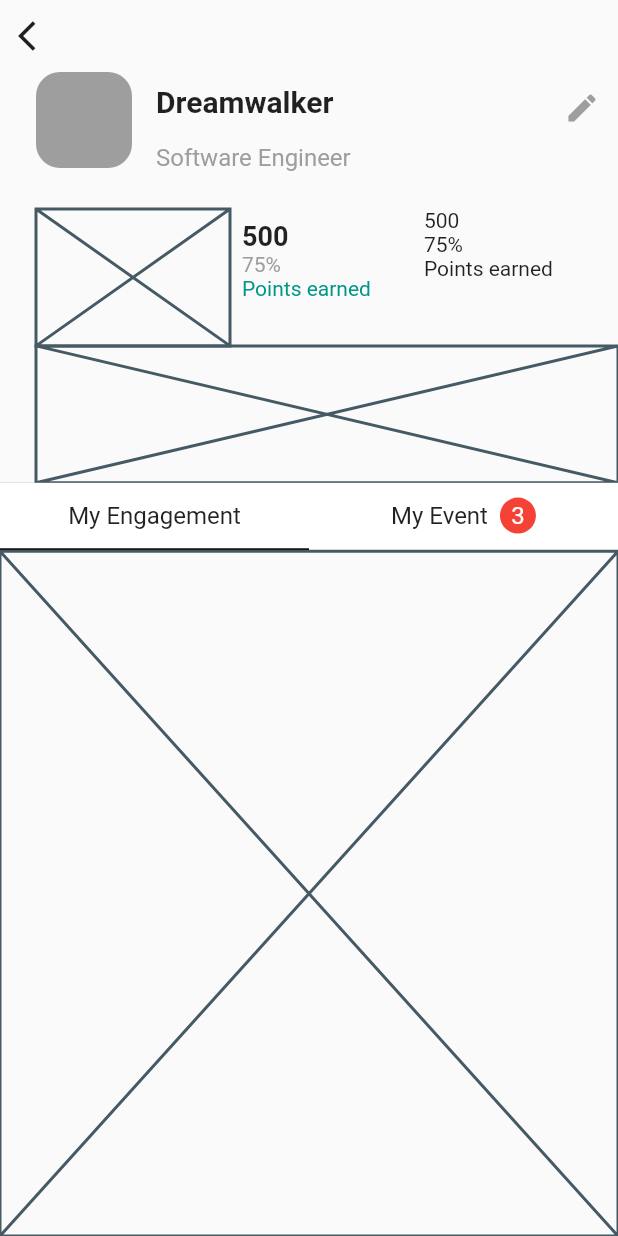
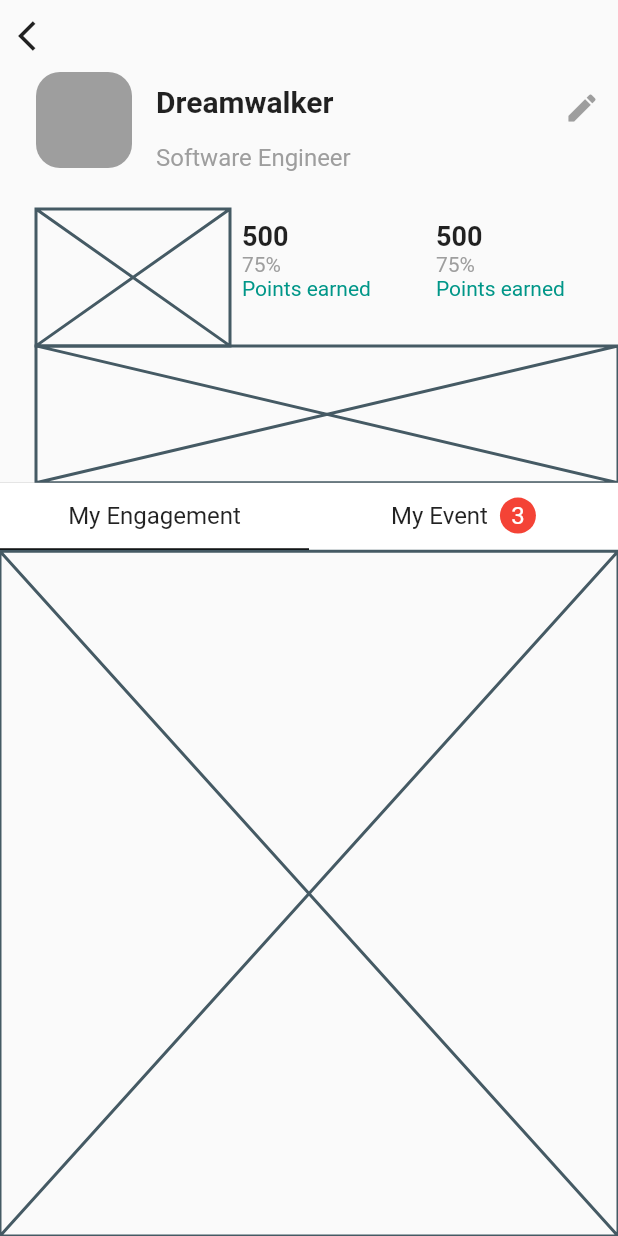
Before and after one commit to JAICHANGPARK/flutter_notebook_11th_story, a Flutter app: the IrysProfilePage screen opened directly, on a phone screen of 412 x 824 dp. Run offline on Flutter 3.47's test engine with Material 2 defaults, Android fonts, the phone set to English and light mode, and no system bars; our stand-ins replace backdrop, badges, flutter_inner_drawer, flutter_slidable, flutter_swiper, google_fonts; network calls fail.

Commit message:
Update irys_profile_page.dart

```diff
--- a/lib/ep727_irys_mobile_app/ui/irys_profile_page.dart
+++ b/lib/ep727_irys_mobile_app/ui/irys_profile_page.dart
@@ -101,10 +101,32 @@ class _IrysProfilePageState extends State<IrysProfilePage> {
                           ),
                         )),
                         Expanded(
+                            child: Padding(
+                              padding: const EdgeInsets.all(8.0),
                               child: Column(
                                 crossAxisAlignment: CrossAxisAlignment.start,
-                          children: [Text("500"), Text("75%"), Text("Points earned")],
-                        )),
+                                children: [
+                                  Text(
+                                    "500",
+                                    style: TextStyle(
+                                      fontSize: 18,
+                                      fontWeight: FontWeight.bold,
+                                    ),
+                                  ),
+                                  Text(
+                                    "75%",
+                                    style: TextStyle(
+                                      fontSize: 14,
+                                      color: Colors.grey,
+                                    ),
+                                  ),
+                                  Text(
+                                    "Points earned",
+                                    style: TextStyle(fontSize: 14, color: Colors.teal),
+                                  )
+                                ],
+                              ),
+                            ))
                       ],
                     )),
                     Expanded(child: Placeholder()),
```
Lines whose indentation alone changed are shown as unchanged.
